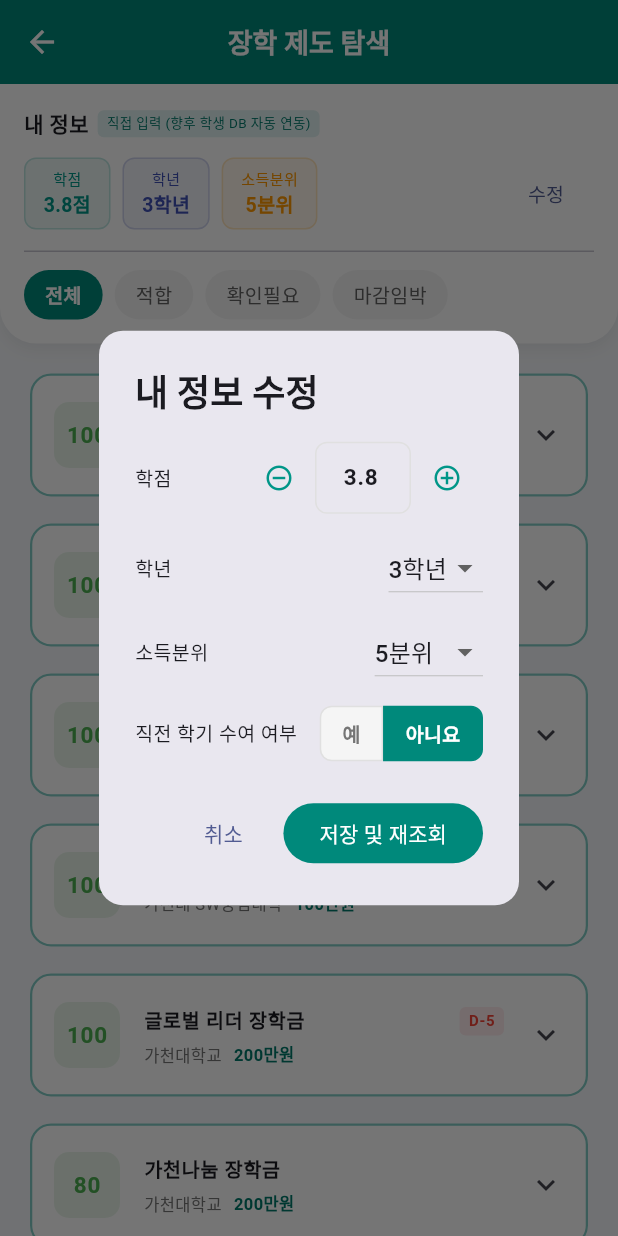
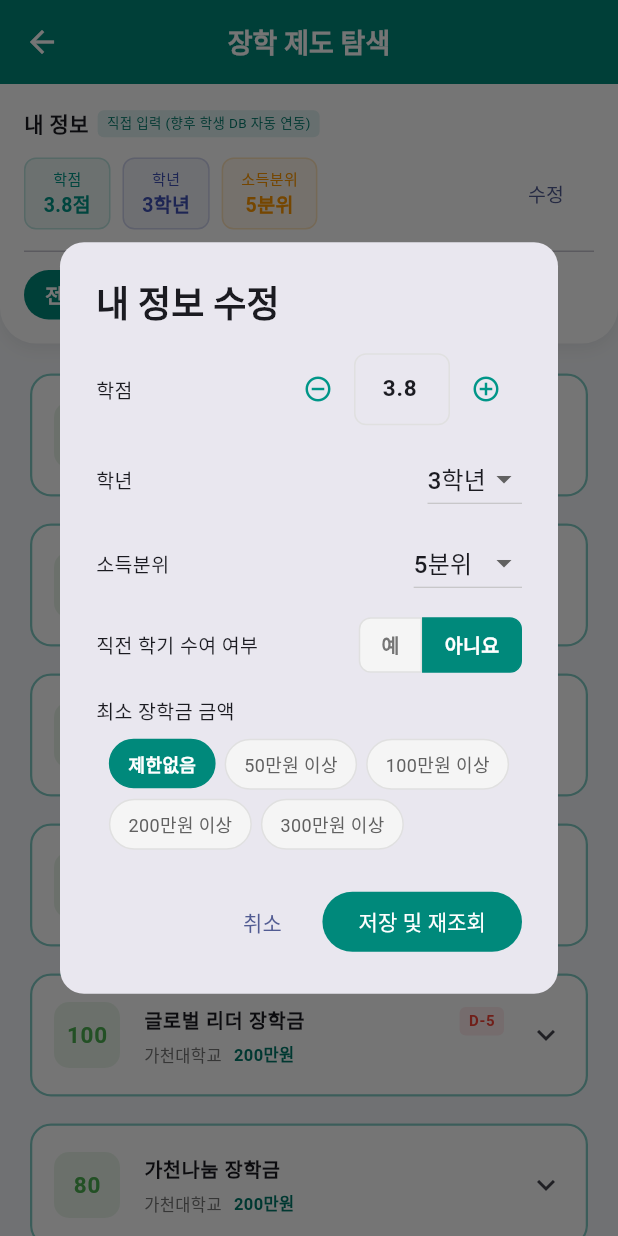
Before and after one commit to gachon-algorithm-alphaKit/front-end, a Flutter app: the ScholarshipPage screen opened directly, after a tap on "수정", on a phone screen of 412 x 824 dp. Run offline on Flutter 3.47's test engine with Material 3 defaults, Android fonts, the phone set to English and light mode, and no system bars; our stand-ins replace image_picker; accounts and stored records are empty.

Commit message:
로그인 화면 개선, 장학금 필터 추가

```diff
--- a/lib/page/login_page.dart
+++ b/lib/page/login_page.dart
@@ -1,6 +1,30 @@
 import 'package:flutter/material.dart';
 
 import 'dashboard_page.dart';
+
+// 지원 대학교 목록
+const List<String> kSupportedUniversities = [
+  '가천대학교',
+  '가톨릭대학교',
+  '건국대학교',
+  '경희대학교',
+  '고려대학교',
+  '국민대학교',
+  '동국대학교',
+  '서강대학교',
+  '서울대학교',
+  '성균관대학교',
+  '세종대학교',
+  '숭실대학교',
+  '아주대학교',
+  '연세대학교',
+  '이화여자대학교',
+  '인하대학교',
+  '중앙대학교',
+  '한국외국어대학교',
+  '한양대학교',
+  '홍익대학교',
+];
 
 class LoginPage extends StatefulWidget {
   const LoginPage({super.key});
@@ -14,6 +38,7 @@ class _LoginPageState extends State<LoginPage> {
   final _loginIdCtrl = TextEditingController();
   final _passwordCtrl = TextEditingController();
   bool _obscurePassword = true;
+  String _selectedUniversity = '가천대학교';
 
   @override
   void dispose() {
@@ -74,6 +99,14 @@ class _LoginPageState extends State<LoginPage> {
                       ),
                     ),
                     const SizedBox(height: 32),
+
+                    // ── 대학교 선택 ──────────────────────────────────
+                    _UniversityDropdown(
+                      value: _selectedUniversity,
+                      onChanged: (v) => setState(() => _selectedUniversity = v!),
+                    ),
+                    const SizedBox(height: 14),
+
                     TextFormField(
                       controller: _loginIdCtrl,
                       textInputAction: TextInputAction.next,
@@ -160,3 +193,53 @@ class _LoginPageState extends State<LoginPage> {
     );
   }
 }
+
+// ── 대학교 선택 드롭다운 위젯 ────────────────────────────────────
+class _UniversityDropdown extends StatelessWidget {
+  const _UniversityDropdown({required this.value, required this.onChanged});
+
+  final String value;
+  final ValueChanged<String?> onChanged;
+
+  @override
+  Widget build(BuildContext context) {
+    return Container(
+      decoration: BoxDecoration(
+        color: Colors.white,
+        borderRadius: BorderRadius.circular(12),
+        border: Border.all(color: Colors.grey.shade200),
+      ),
+      padding: const EdgeInsets.symmetric(horizontal: 14),
+      child: DropdownButtonHideUnderline(
+        child: DropdownButton<String>(
+          value: value,
+          isExpanded: true,
+          icon: const Icon(Icons.keyboard_arrow_down_rounded, color: Colors.indigo),
+          style: const TextStyle(
+            fontSize: 14,
+            color: Colors.black87,
+          ),
+          items: kSupportedUniversities
+              .map(
+                (uni) => DropdownMenuItem(
+                  value: uni,
+                  child: Row(
+                    children: [
+                      const Icon(
+                        Icons.account_balance_rounded,
+                        size: 18,
+                        color: Colors.indigo,
+                      ),
+                      const SizedBox(width: 10),
+                      Text(uni),
+                    ],
+                  ),
+                ),
+              )
+              .toList(),
+          onChanged: onChanged,
+        ),
+      ),
+    );
+  }
+}
--- a/lib/page/scholarship_page.dart
+++ b/lib/page/scholarship_page.dart
@@ -10,11 +10,21 @@ class ScholarshipPage extends StatefulWidget {
   State<ScholarshipPage> createState() => _ScholarshipPageState();
 }
 
+// 최소 장학금 금액 선택지 (원 단위, 0 = 제한없음)
+const List<int> kMinAmountOptions = [0, 500000, 1000000, 2000000, 3000000];
+
+String _amountLabel(int amount) {
+  if (amount == 0) return '제한없음';
+  final man = amount ~/ 10000;
+  return '$man만원 이상';
+}
+
 class _ScholarshipPageState extends State<ScholarshipPage> {
   // TODO: 학생 정보는 로그인된 사용자의 실제 데이터로 교체
   double _gpa = 3.8;
   int _grade = 3, _incomeLevel = 5;
   bool _awardedLastSemester = false; // 직전 학기 수여 여부
+  int _minAmount = 0; // 최소 장학금 금액 필터 (0 = 제한없음)
   List<Scholarship> _scholarships = [];
   bool _isLoading = false;
   String _filter = '전체';
@@ -36,20 +46,25 @@ class _ScholarshipPageState extends State<ScholarshipPage> {
   }
 
   List<Scholarship> get _filtered {
+    // 최소 금액 필터 먼저 적용
+    final byAmount = _minAmount == 0
+        ? _scholarships
+        : _scholarships.where((s) => s.amount >= _minAmount).toList();
+
     switch (_filter) {
       case '적합':
-        return _scholarships.where((s) => s.score >= 80).toList();
+        return byAmount.where((s) => s.score >= 80).toList();
       case '확인필요':
-        return _scholarships
+        return byAmount
             .where((s) => s.score >= 60 && s.score < 80)
             .toList();
       case '마감임박':
-        return _scholarships.where((s) {
+        return byAmount.where((s) {
           final d = ScholarshipService.daysLeft(s.deadline);
           return d >= 0 && d <= 7;
         }).toList();
       default:
-        return _scholarships;
+        return byAmount;
     }
   }
 
@@ -122,6 +137,13 @@ class _ScholarshipPageState extends State<ScholarshipPage> {
                     _infoChip('학년', '$_grade학년', Colors.indigo),
                     const SizedBox(width: 8),
                     _infoChip('소득분위', '$_incomeLevel분위', Colors.orange),
+                    const SizedBox(width: 8),
+                    if (_minAmount > 0)
+                      _infoChip(
+                        '최소금액',
+                        '${_minAmount ~/ 10000}만↑',
+                        Colors.deepPurple,
+                      ),
                     const Spacer(),
                     TextButton(
                       onPressed: () => _showInfoEdit(),
@@ -441,6 +463,7 @@ class _ScholarshipPageState extends State<ScholarshipPage> {
     double gpa = _gpa;
     int grade = _grade, income = _incomeLevel;
     bool awarded = _awardedLastSemester;
+    int minAmount = _minAmount;
     final gpaCtrl = TextEditingController(text: gpa.toStringAsFixed(1));
 
     showDialog(
@@ -673,6 +696,59 @@ class _ScholarshipPageState extends State<ScholarshipPage> {
                     ),
                   ],
                 ),
+                const SizedBox(height: 16),
+                // 최소 장학금 금액 필터
+                const Align(
+                  alignment: Alignment.centerLeft,
+                  child: Text(
+                    '최소 장학금 금액',
+                    style: TextStyle(
+                      fontSize: 13,
+                      fontWeight: FontWeight.w500,
+                    ),
+                  ),
+                ),
+                const SizedBox(height: 8),
+                Wrap(
+                  spacing: 6,
+                  runSpacing: 6,
+                  children: kMinAmountOptions.map((amt) {
+                    final selected = minAmount == amt;
+                    return GestureDetector(
+                      onTap: () => set(() => minAmount = amt),
+                      child: AnimatedContainer(
+                        duration: const Duration(milliseconds: 150),
+                        padding: const EdgeInsets.symmetric(
+                          horizontal: 12,
+                          vertical: 7,
+                        ),
+                        decoration: BoxDecoration(
+                          color: selected
+                              ? Colors.teal.shade600
+                              : Colors.grey.shade100,
+                          borderRadius: BorderRadius.circular(20),
+                          border: Border.all(
+                            color: selected
+                                ? Colors.teal.shade600
+                                : Colors.grey.shade300,
+                          ),
+                        ),
+                        child: Text(
+                          _amountLabel(amt),
+                          style: TextStyle(
+                            fontSize: 12,
+                            fontWeight: selected
+                                ? FontWeight.bold
+                                : FontWeight.normal,
+                            color: selected
+                                ? Colors.white
+                                : Colors.grey.shade700,
+                          ),
+                        ),
+                      ),
+                    );
+                  }).toList(),
+                ),
               ],
             ),
           ),
@@ -688,6 +764,7 @@ class _ScholarshipPageState extends State<ScholarshipPage> {
                   _grade = grade;
                   _incomeLevel = income;
                   _awardedLastSemester = awarded;
+                  _minAmount = minAmount;
                 });
                 Navigator.pop(ctx);
                 _load();
```
